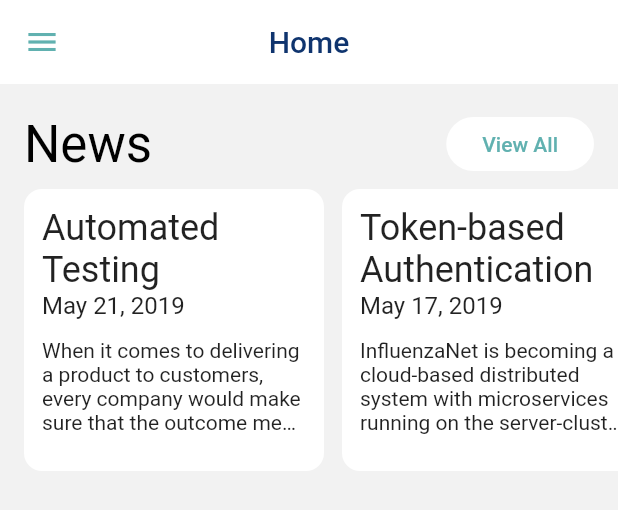
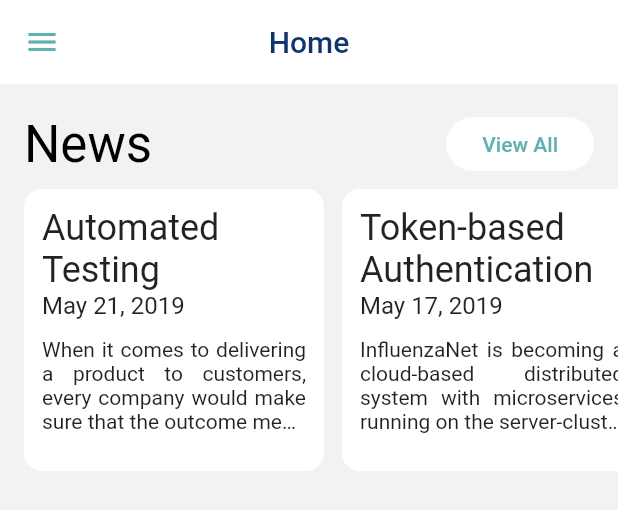
Before and after one commit to influenzanet/app, a Flutter app: the HomePage widget shown alone on an empty page, opened directly, on a phone screen of 412 x 824 dp. Shown: the top 510 px of the screen. Run offline on Flutter 3.47's test engine with Material 2 defaults, Android fonts, the phone set to English and light mode, and no system bars; our stand-ins replace circular_check_box.

Commit message:
Improved newsItem layout.

```diff
--- a/lib/ui/main/home/home-page.dart
+++ b/lib/ui/main/home/home-page.dart
@@ -70,18 +70,32 @@ class HomePage extends ScaffoldPage {
           Text(
             title,
             style: themeData.textTheme.headline,
+            overflow: TextOverflow.ellipsis,
+            maxLines: 2,
           ),
           Text(
             subtitle,
             style: themeData.textTheme.subhead,
           ),
-          Spacer(),
-          Text(
-            text,
-            overflow: TextOverflow.ellipsis,
-            maxLines: 4,
+          Container(height: ThemeElements.connectedElementPadding),
+          Expanded(
+            child: LayoutBuilder(
+              builder: (BuildContext context, BoxConstraints constraints) {
+                print(constraints);
+                return Text(
+                  text,
+                  style: themeData.textTheme.body1,
+                  textAlign: TextAlign.justify,
+                  overflow: TextOverflow.ellipsis,
+                  maxLines: (constraints.maxHeight /
+                              themeData.textTheme.body1.fontSize /
+                              MediaQuery.textScaleFactorOf(context))
+                          .floor() -
+                      1,
+                );
+              },
+            ),
           ),
-          Spacer(),
         ],
       ),
     );
```
